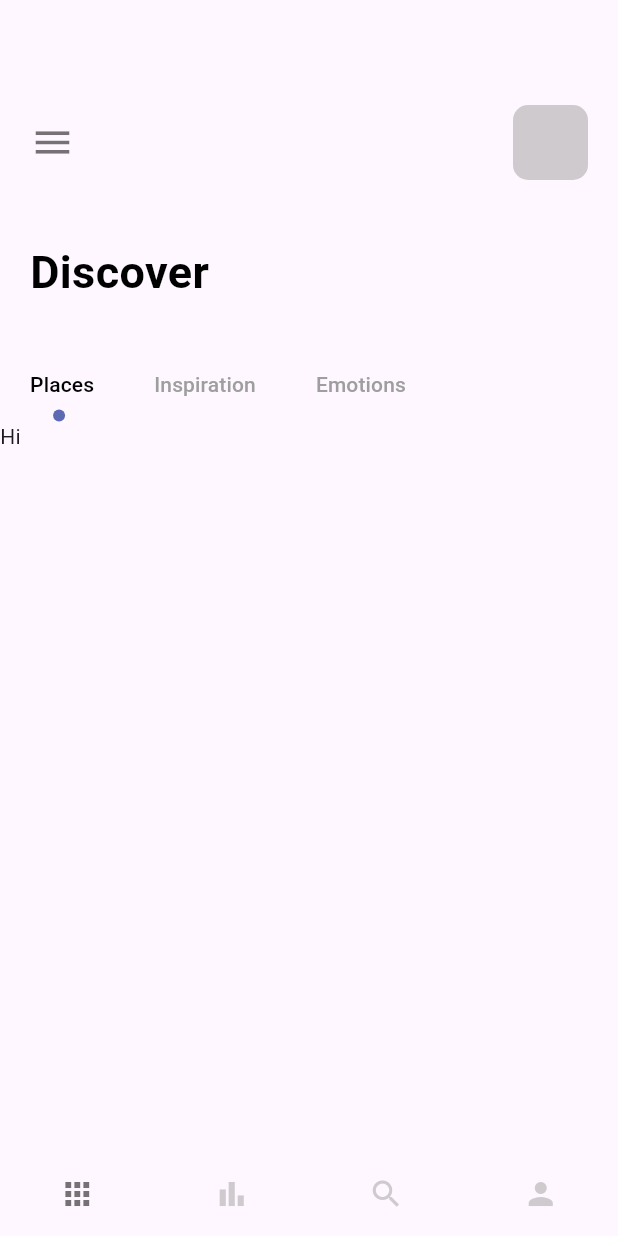
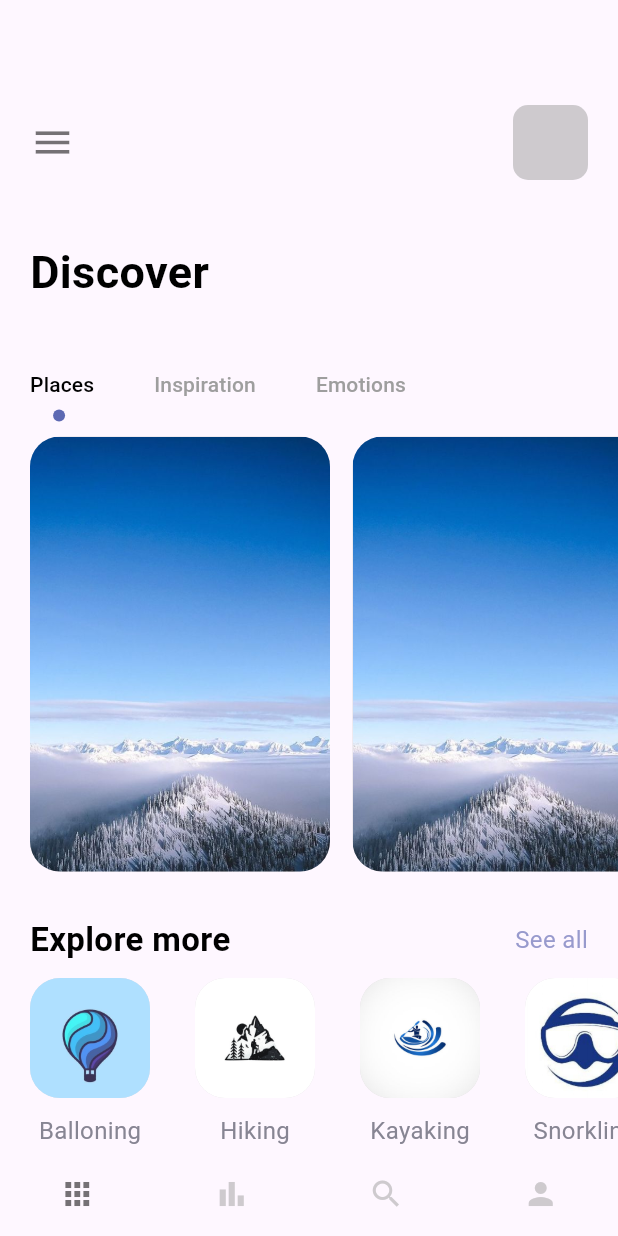
Before and after one commit to MahmoudAboHebil/travel_app_flutter, a Flutter app: the screen it shows after launch, on a phone screen of 412 x 824 dp. Run offline on Flutter 3.47's test engine with Material 3 defaults, Android fonts, the phone set to English and light mode, and no system bars; our stand-ins replace font_awesome_flutter.

Commit message:
Adding Content inside the Home page .

```diff
--- a/lib/pages/navpages/home_page.dart
+++ b/lib/pages/navpages/home_page.dart
@@ -2,6 +2,7 @@ import 'package:flutter/cupertino.dart';
 import 'package:flutter/material.dart';
 import 'package:travel_app_flutter/constants/app_colors.dart';
 import 'package:travel_app_flutter/widgets/app_large_text.dart';
+import 'package:travel_app_flutter/widgets/app_text.dart';
 
 class HomePage extends StatefulWidget {
   const HomePage({super.key});
@@ -11,11 +12,18 @@ class HomePage extends StatefulWidget {
 }
 
 class _HomePageState extends State<HomePage> with TickerProviderStateMixin {
+  var images = {
+    'Balloning.jpg': 'Balloning',
+    'Hiking.jpg': 'Hiking',
+    'Kayaking.jpg': 'Kayaking',
+    'Snorkling.jpeg': 'Snorkling',
+  };
   @override
   Widget build(BuildContext context) {
     TabController _tabController = TabController(length: 3, vsync: this);
     return Scaffold(
-      body: Column(
+      body: SingleChildScrollView(
+        child: Column(
           crossAxisAlignment: CrossAxisAlignment.start,
           children: [
             Container(
@@ -78,14 +86,94 @@ class _HomePageState extends State<HomePage> with TickerProviderStateMixin {
             ),
             Container(
               width: double.maxFinite,
+              padding: EdgeInsets.only(left: 20),
               height: 300,
               child: TabBarView(controller: _tabController, children: [
-              Text('Hi'),
+                ListView.builder(
+                  scrollDirection: Axis.horizontal,
+                  itemCount: 3,
+                  itemBuilder: (_, index) {
+                    return Container(
+                      margin: EdgeInsets.only(right: 15, top: 10),
+                      height: 300,
+                      width: 200,
+                      decoration: BoxDecoration(
+                          borderRadius: BorderRadius.circular(20),
+                          color: Colors.grey.withOpacity(0.3),
+                          image: DecorationImage(
+                              image: AssetImage(
+                                'assets/images/welcome_one.jpg',
+                              ),
+                              fit: BoxFit.cover)),
+                    );
+                  },
+                ),
                 Text('There'),
                 Text('Bye'),
               ]),
+            ),
+            SizedBox(
+              height: 30,
+            ),
+            Container(
+              margin: EdgeInsets.symmetric(horizontal: 20),
+              child: Row(
+                mainAxisAlignment: MainAxisAlignment.spaceBetween,
+                children: [
+                  AppLargeText(
+                    text: 'Explore more',
+                    size: 22,
+                  ),
+                  AppText(
+                    text: 'See all',
+                    color: AppColors.textColor1,
+                  ),
+                ],
+              ),
+            ),
+            SizedBox(
+              height: 10,
+            ),
+            Container(
+              height: 120,
+              margin: EdgeInsets.only(left: 20),
+              child: ListView.builder(
+                scrollDirection: Axis.horizontal,
+                itemCount: 4,
+                itemBuilder: (_, index) {
+                  return Container(
+                    margin: EdgeInsets.only(right: 30),
+                    child: Column(
+                      crossAxisAlignment: CrossAxisAlignment.center,
+                      children: [
+                        Container(
+                          height: 80,
+                          width: 80,
+                          decoration: BoxDecoration(
+                              borderRadius: BorderRadius.circular(20),
+                              color: Colors.grey.withOpacity(0.3),
+                              image: DecorationImage(
+                                  image: AssetImage(
+                                    'assets/images/' +
+                                        images.keys.elementAt(index),
+                                  ),
+                                  fit: BoxFit.cover)),
+                        ),
+                        SizedBox(
+                          height: 10,
+                        ),
+                        AppText(
+                          text: images.values.elementAt(index),
+                          color: AppColors.textColor2,
                         )
                       ],
+                    ),
+                  );
+                },
+              ),
+            )
+          ],
+        ),
       ),
     );
   }
```
Also changed, not shown: assets/images/Balloning.jpg (added), assets/images/Hiking.jpg (added), assets/images/Kayaking.jpg (added), assets/images/Snorkling.jpeg (added). Lines whose indentation alone changed are shown as unchanged.
